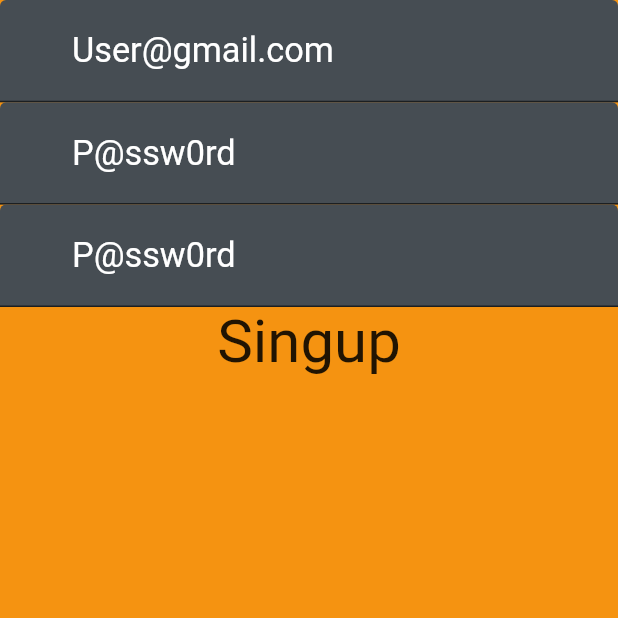
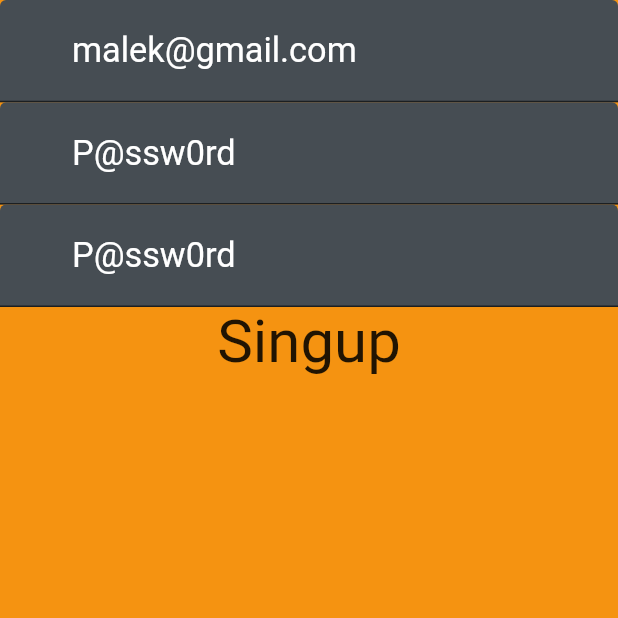
Before and after one commit to omar-alkhalaf/omar-project, a Flutter app: the SingupView screen opened directly, on a phone screen of 412 x 824 dp, the top half of it. Run offline on Flutter 3.47's test engine with Material 2 defaults, Android fonts, the phone set to English and light mode, and no system bars; our stand-ins replace bot_toast, connectivity_plus, dartz, dots_indicator, flutter_spinkit, flutter_svg and 6 more; accounts and stored records are empty.

Commit message:
update user email

```diff
--- a/lib/ui/views/singup_view/singup_view.dart
+++ b/lib/ui/views/singup_view/singup_view.dart
@@ -16,7 +16,7 @@ class _SingupViewState extends State<SingupView> {
   GlobalKey<FormState> formKey = GlobalKey<FormState>();
 
   TextEditingController usernameController =
-      TextEditingController(text: 'User@gmail.com');
+      TextEditingController(text: 'malek@gmail.com');
   TextEditingController passwordController =
       TextEditingController(text: 'P@ssw0rd');
   TextEditingController confirmPasswordController =
```
